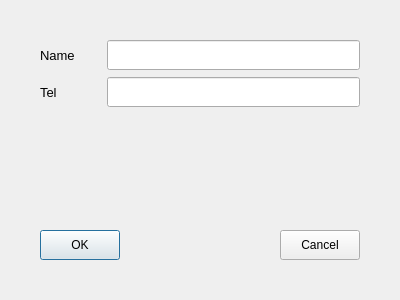
Qt form src/ui/widgets/addEmp/addEmpDialog.ui (coolvann/AutoWorkshop) before a commit.
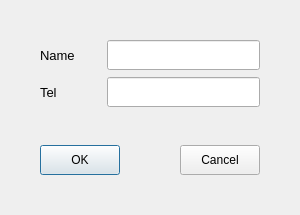
The same form after that commit.

Patch:
```diff
--- a/src/ui/widgets/addEmp/addEmpDialog.ui
+++ b/src/ui/widgets/addEmp/addEmpDialog.ui
@@ -6,14 +6,14 @@
    <rect>
     <x>0</x>
     <y>0</y>
-    <width>400</width>
-    <height>300</height>
+    <width>300</width>
+    <height>215</height>
    </rect>
   </property>
   <property name="minimumSize">
    <size>
-    <width>398</width>
-    <height>222</height>
+    <width>300</width>
+    <height>200</height>
    </size>
   </property>
   <property name="windowTitle">
```
